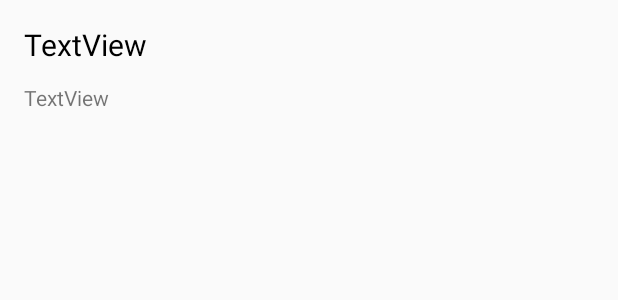
After one commit to tochanenko/AndroidPlaygroundApp, an Android app: the layout main_menu_list_item.xml on its own in the app's theme, with its tools: preview values and no code run, on a phone screen of 412 x 824 dp. The commit adds this screen. Shown: the top 300 px of the screen. Run offline under Robolectric (Android 15) with nearby library versions, the phone set to English and light mode, and no system bars.

Commit message:
Redesigned MainActivity look
Version is now 0.1.0

```diff
--- a/playground/app/build.gradle
+++ b/playground/app/build.gradle
@@ -11,7 +11,7 @@ android {
         minSdkVersion 21
         targetSdkVersion 28
         versionCode 1
-        versionName "0.0.10"
+        versionName "0.1.0"
         testInstrumentationRunner "android.support.test.runner.AndroidJUnitRunner"
     }
     buildTypes {
--- a/playground/app/src/main/java/com/tochanenko/kotlinplayground/ListViewActivity.kt
+++ b/playground/app/src/main/java/com/tochanenko/kotlinplayground/ListViewActivity.kt
@@ -14,9 +14,7 @@ class ListViewActivity : AppCompatActivity() {
 
         connectViews()
 
-
-
-        val array: Array<LinkClass> = arrayOf<LinkClass>(
+        val array: Array<LinkClass> = arrayOf(
                 LinkClass("Github", "GitHub is a web-based hosting service for version control using Git. It is mostly used for computer code. It offers all of the distributed version control and source code management (SCM) functionality of Git as well as adding its own features.","https://github.com/"),
                 LinkClass("Visual Studio Code", "Visual Studio Code is a source code editor developed by Microsoft for Windows, Linux and macOS. It includes support for debugging, embedded Git control, syntax highlighting, intelligent code completion, snippets, and code refactoring. It is also customizable, so users can change the editor's theme, keyboard shortcuts, and preferences. The source code is free and open source and released under the permissive MIT License. The compiled binaries are freeware and free for private or commercial use","https://code.visualstudio.com/"),
                 LinkClass("Kotlin", "Kotlin is a cross-platform, statically typed, general-purpose programming language with type inference. Kotlin is designed to interoperate fully with Java, and the JVM version of its standard library depends on the Java Class Library, but type inference allows its syntax to be more concise. Kotlin mainly targets the JVM, but also compiles to JavaScript or native code (via LLVM). Kotlin is sponsored by JetBrains and Google through the Kotlin Foundation","https://kotlinlang.org/"),
--- /dev/null
+++ b/playground/app/src/main/res/layout/main_menu_list_item.xml
@@ -0,0 +1,26 @@
+<?xml version="1.0" encoding="utf-8"?>
+<android.support.constraint.ConstraintLayout xmlns:android="http://schemas.android.com/apk/res/android"
+                                             xmlns:app="http://schemas.android.com/apk/res-auto"
+                                             xmlns:tools="http://schemas.android.com/tools"
+                                             android:layout_width="match_parent"
+                                             android:layout_height="wrap_content">
+
+    <TextView
+            android:text="TextView"
+            android:layout_width="0dp"
+            android:layout_height="31dp"
+            android:id="@+id/mainMenuTitle" app:layout_constraintEnd_toEndOf="parent" android:layout_marginEnd="16dp"
+            app:layout_constraintStart_toStartOf="parent" android:layout_marginStart="16dp"
+            android:layout_marginTop="16dp" app:layout_constraintTop_toTopOf="parent" android:textSize="20sp"
+            android:textColor="@android:color/black"/>
+    <TextView
+            android:text="TextView"
+            android:layout_width="0dp"
+            android:layout_height="wrap_content"
+            android:id="@+id/mainMenuDescription" app:layout_constraintStart_toStartOf="parent"
+            android:layout_marginStart="16dp"
+            app:layout_constraintEnd_toEndOf="parent" android:layout_marginEnd="16dp"
+            android:layout_marginBottom="16dp"
+            app:layout_constraintBottom_toBottomOf="parent" app:layout_constraintTop_toBottomOf="@+id/mainMenuTitle"
+            android:layout_marginTop="8dp"/>
+</android.support.constraint.ConstraintLayout>
--- a/playground/app/src/main/res/values/colors.xml
+++ b/playground/app/src/main/res/values/colors.xml
@@ -1,7 +1,7 @@
 <?xml version="1.0" encoding="utf-8"?>
 <resources>
-    <color name="colorPrimary">#9C27B0</color>
-    <color name="colorPrimaryDark">#7B1FA2</color>
-    <color name="colorAccent">#00BCD4</color>
+    <color name="colorPrimary">#E91E63</color>
+    <color name="colorPrimaryDark">#C2185B</color>
+    <color name="colorAccent">#00E5FF</color>
     <color name="darkGray">#212121</color>
 </resources>
--- a/playground/build.gradle
+++ b/playground/build.gradle
@@ -9,7 +9,7 @@ buildscript {
         jcenter()
     }
     dependencies {
-        classpath 'com.android.tools.build:gradle:3.3.1'
+        classpath 'com.android.tools.build:gradle:3.3.2'
         classpath "org.jetbrains.kotlin:kotlin-gradle-plugin:$kotlin_version"
 
         // NOTE: Do not place your application dependencies here; they belong
```
Also changed, not shown: playground/app/src/main/java/com/tochanenko/kotlinplayground/MainActivity.kt (+52 -25 lines), playground/app/src/main/java/com/tochanenko/kotlinplayground/MainMenuAdapter.kt (added, +47 -0 lines), playground/app/src/main/java/com/tochanenko/kotlinplayground/MainMenuClass.kt (added, +9 -0 lines), playground/app/src/main/res/layout/activity_main.xml (+12 -67 lines).
